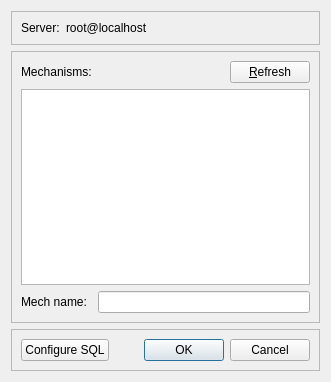
Above: src/gui/forms/mechdb.ui from stevenvergenz/chemecher before the change. Below: the same form after it.
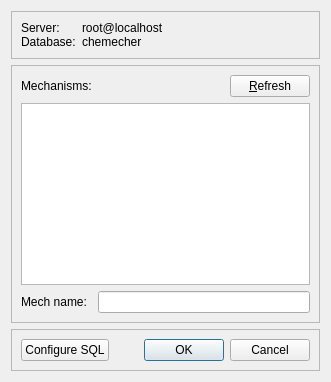
That is the form after the change.

What changed in the file:
```diff
--- a/src/gui/forms/mechdb.ui
+++ b/src/gui/forms/mechdb.ui
@@ -64,6 +64,20 @@
         </property>
        </widget>
       </item>
+      <item row="1" column="0">
+       <widget class="QLabel" name="label_4">
+        <property name="text">
+         <string>Database:</string>
+        </property>
+       </widget>
+      </item>
+      <item row="1" column="1">
+       <widget class="QLabel" name="label_5">
+        <property name="text">
+         <string>chemecher</string>
+        </property>
+       </widget>
+      </item>
      </layout>
     </widget>
    </item>
```
Left out of the diff: 18 changed lines with no effect on the pictures.
